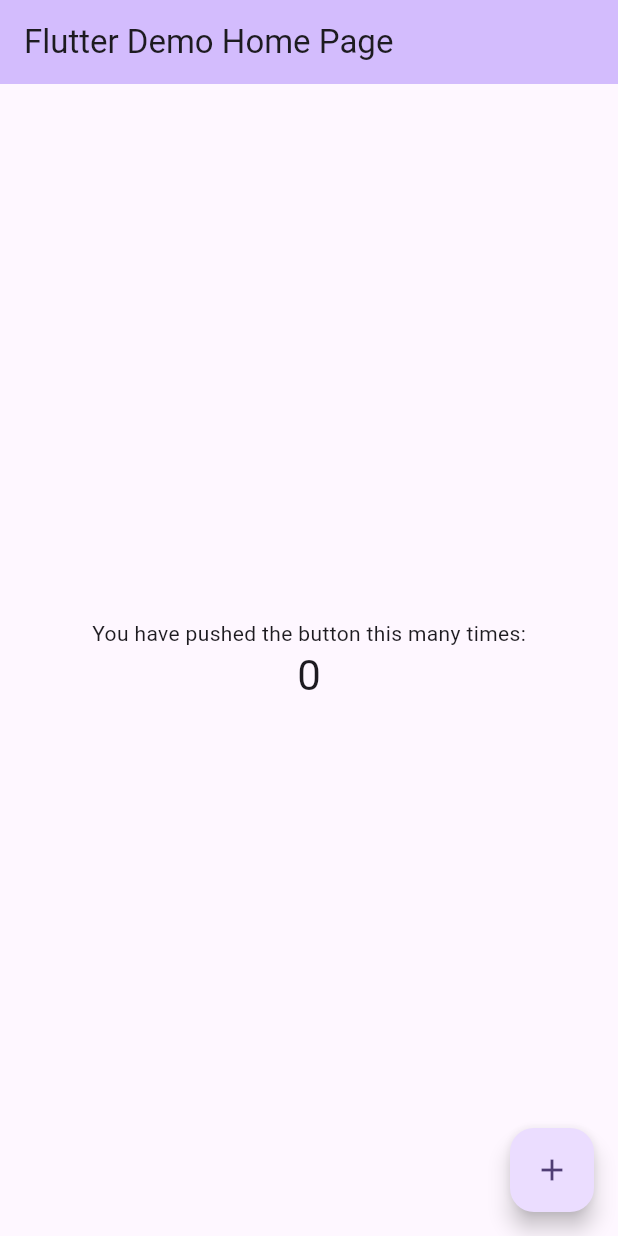
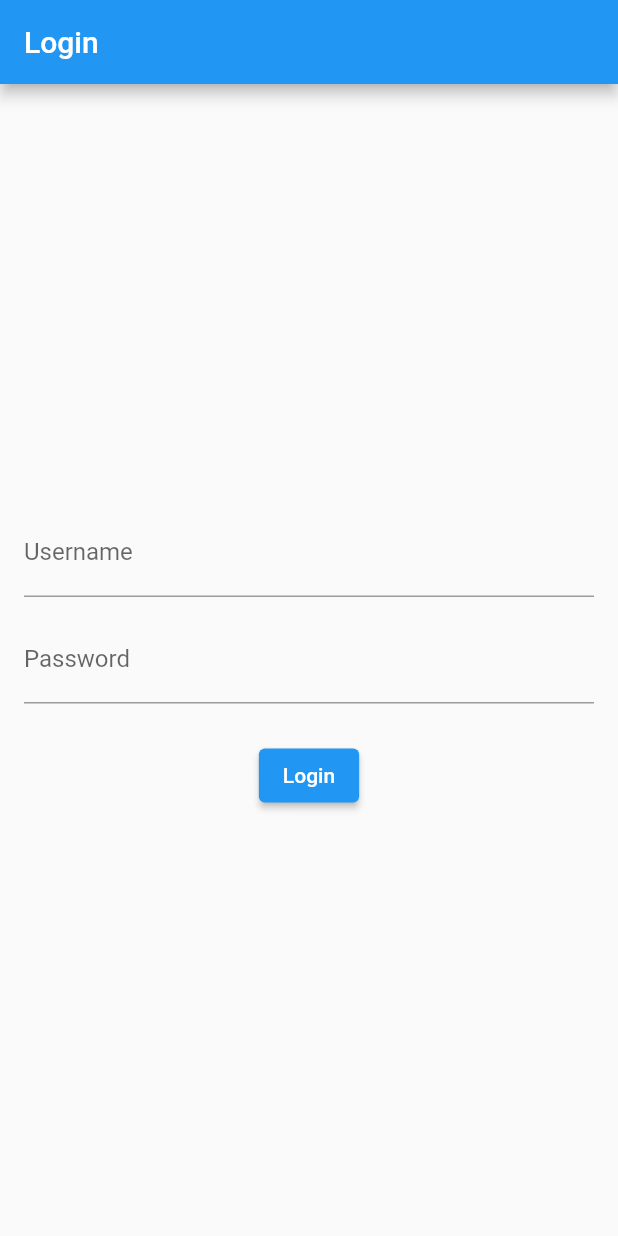
Before and after one commit to mhanifti/AncestralReadsMobile, a Flutter app: the screen it shows after launch, on a phone screen of 412 x 824 dp. Run offline on Flutter 3.47's test engine with Material 2 defaults, Android fonts, the phone set to English and light mode, and no system bars.

Commit message:
Make Login Page and Register (10%)

```diff
--- /dev/null
+++ b/lib/authentication/login.dart
@@ -0,0 +1,69 @@
+import 'package:flutter/material.dart';
+
+
+class LoginApp extends StatelessWidget {
+  const LoginApp({super.key});
+
+  @override
+  Widget build(BuildContext context) {
+    return MaterialApp(
+      title: 'Login',
+      theme: ThemeData(
+        primarySwatch: Colors.blue,
+      ),
+      home: const LoginPage(),
+    );
+  }
+}
+
+class LoginPage extends StatefulWidget {
+  const LoginPage({super.key});
+
+  @override
+  _LoginPageState createState() => _LoginPageState();
+}
+
+class _LoginPageState extends State<LoginPage> {
+  final TextEditingController _usernameController = TextEditingController();
+  final TextEditingController _passwordController = TextEditingController();
+
+  @override
+  Widget build(BuildContext context) {
+    return Scaffold(
+      appBar: AppBar(
+        title: const Text('Login'),
+      ),
+      body: Container(
+        padding: const EdgeInsets.all(16.0),
+        child: Column(
+          mainAxisAlignment: MainAxisAlignment.center,
+          children: [
+            TextField(
+              controller: _usernameController,
+              decoration: const InputDecoration(
+                labelText: 'Username',
+              ),
+            ),
+            const SizedBox(height: 12.0),
+            TextField(
+              controller: _passwordController,
+              decoration: const InputDecoration(
+                labelText: 'Password',
+              ),
+              obscureText: true,
+            ),
+            const SizedBox(height: 24.0),
+            ElevatedButton(
+              onPressed: () async {
+                String username = _usernameController.text;
+                String password = _passwordController.text;
+              },
+
+              child: const Text('Login'),
+            ),
+          ],
+        ),
+      ),
+    );
+  }
+}
--- a/lib/main.dart
+++ b/lib/main.dart
@@ -1,4 +1,5 @@
 import 'package:flutter/material.dart';
+import 'package:ancestralreads/authentication/login.dart';
 
 void main() {
   runApp(const MyApp());
@@ -31,7 +32,7 @@ class MyApp extends StatelessWidget {
         colorScheme: ColorScheme.fromSeed(seedColor: Colors.deepPurple),
         useMaterial3: true,
       ),
-      home: const MyHomePage(title: 'Flutter Demo Home Page'),
+      home: const LoginApp(),
     );
   }
 }
```
Also changed, not shown: 1 other file.
